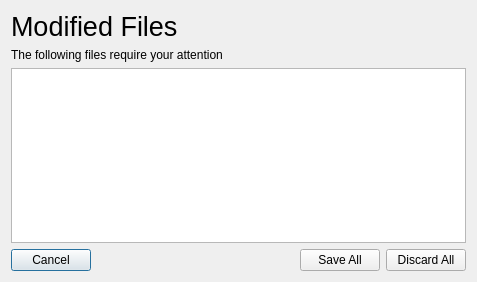
Before: the Qt Designer form exitsavedialog.ui in theCheeseboard/theSlate, drawn with Qt 5.
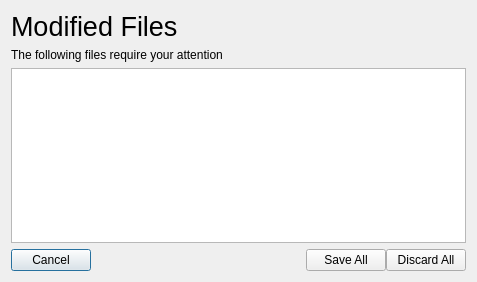
After: the same form once the commit is applied. Icons and pictures are not drawn.

```diff
--- a/exitsavedialog.ui
+++ b/exitsavedialog.ui
@@ -38,6 +38,9 @@
    </item>
    <item>
     <layout class="QHBoxLayout" name="horizontalLayout">
+     <property name="spacing">
+      <number>0</number>
+     </property>
      <item>
       <widget class="QPushButton" name="cancelButton">
        <property name="text">
```
Left out of the diff: 9 changed lines with no effect on the pictures.
